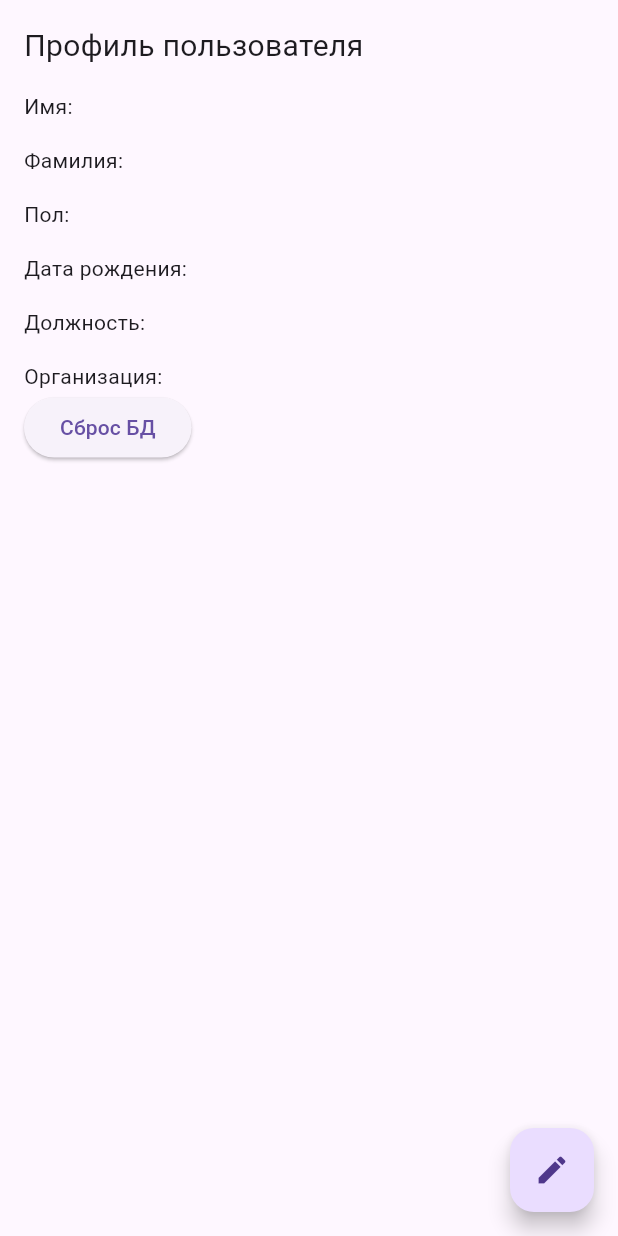
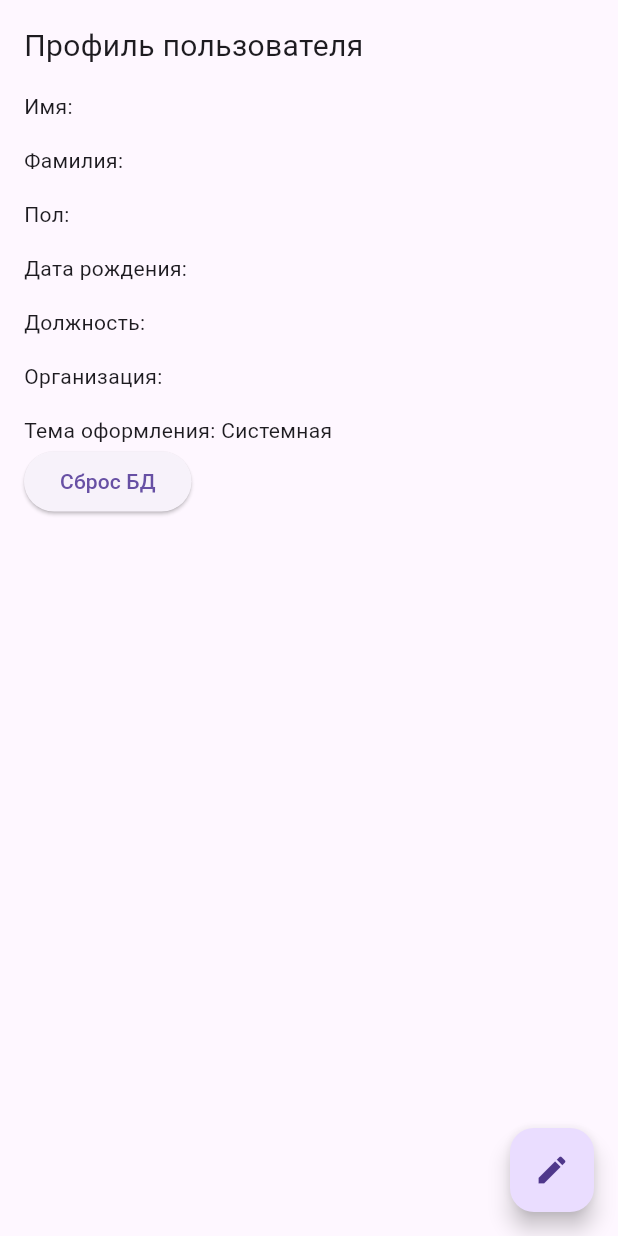
Before and after one commit to aslanchex/engineer_assistant, a Flutter app: the ProfileScreen screen opened directly, after a tap on "Заполнить профиль", after a tap on "Сохранить", on a phone screen of 412 x 824 dp. Run offline on Flutter 3.47's test engine with Material 3 defaults, Android fonts, the phone set to English and light mode, and no system bars; our stand-ins replace shared_preferences, sqflite; accounts and stored records are empty.

Commit message:
Добавлена тема оформления

```diff
--- a/lib/main.dart
+++ b/lib/main.dart
@@ -1,5 +1,6 @@
+import 'package:flutter/material.dart';
 import 'package:engineer_assistant/screen/home_screen.dart';
-import 'package:flutter/material.dart';
+import 'package:engineer_assistant/data/database_helper.dart';
 
 // Точка входа приложения
 void main() {
@@ -7,13 +8,50 @@ void main() {
 }
 
 // Главный класс приложения
-class CalculatorApp extends StatelessWidget {
+class CalculatorApp extends StatefulWidget {
   const CalculatorApp({super.key});
+  @override
+  State<CalculatorApp> createState() => _CalculatorAppState();
+}
+
+class _CalculatorAppState extends State<CalculatorApp> {
+  ThemeMode _themeMode = ThemeMode.system;
+  final _dbHelper = DatabaseHelper.instance;
+
+  @override
+  void initState() {
+    super.initState();
+    _loadTheme();
+  }
+
+  Future<void> _loadTheme() async {
+    try {
+      final user = await _dbHelper.getUser();
+      if (user != null && user['theme'] != null) {
+        setState(() {
+          _themeMode =
+              user['theme'] == 'dark'
+                  ? ThemeMode.dark
+                  : user['theme'] == 'light'
+                  ? ThemeMode.light
+                  : ThemeMode.system;
+        });
+      }
+    } catch (e) {
+      debugPrint('Ошибка загрузки темы: $e');
+    }
+  }
+
+  void _setThemeMode(ThemeMode mode) {
+    setState(() => _themeMode = mode);
+  }
 
   @override
   Widget build(BuildContext context) {
-    // Изменено: Упрощена структура, все экраны вынесены в отдельные файлы
-    return MaterialApp(
+    return CalculatorAppTheme(
+      themeMode: _themeMode,
+      setThemeMode: _setThemeMode,
+      child: MaterialApp(
         title: 'Агрегатор калькуляторов ПТО',
         theme: ThemeData(
           primarySwatch: Colors.blue,
@@ -23,8 +61,30 @@ class CalculatorApp extends StatelessWidget {
           primarySwatch: Colors.green,
           brightness: Brightness.dark,
         ),
-      themeMode: ThemeMode.system,
+        themeMode: _themeMode,
         home: const HomeScreen(),
+      ),
     );
   }
 }
+
+// InheritedWidget для управления темой
+class CalculatorAppTheme extends InheritedWidget {
+  final ThemeMode themeMode;
+  final void Function(ThemeMode) setThemeMode;
+
+  const CalculatorAppTheme({
+    super.key,
+    required this.themeMode,
+    required this.setThemeMode,
+    required super.child,
+  });
+
+  static CalculatorAppTheme? of(BuildContext context) {
+    return context.dependOnInheritedWidgetOfExactType<CalculatorAppTheme>();
+  }
+
+  @override
+  bool updateShouldNotify(CalculatorAppTheme oldWidget) =>
+      themeMode != oldWidget.themeMode;
+}
--- a/lib/screen/profile_screen.dart
+++ b/lib/screen/profile_screen.dart
@@ -1,7 +1,10 @@
 import 'package:flutter/material.dart';
 import 'package:sqflite/sqflite.dart';
 import '../data/database_helper.dart';
-import 'dart:developer' as developer; // Добавлено: Для логирования
+import 'dart:developer' as developer;
+
+import '../main.dart';
+import '../search_app_theme.dart'; // Добавлено: Для логирования
 
 class ProfileScreen extends StatefulWidget {
   const ProfileScreen({super.key});
@@ -21,6 +24,7 @@ class _ProfileScreenState extends State<ProfileScreen> {
   String? _gender;
   DateTime? _birthDate;
   bool _isLoading = true; // Добавлено: Флаг загрузки
+  String? _theme; // Добавлено: Переменная для темы
 
   @override
   void initState() {
@@ -61,6 +65,7 @@ class _ProfileScreenState extends State<ProfileScreen> {
                   : null;
           _positionController.text = user['position'] ?? '';
           _organizationController.text = user['organization'] ?? '';
+          _theme = user['theme'] ?? 'system'; // Загружаем тему
           developer.log(
             'Загруженные данные пользователя: $_user',
             name: 'ProfileScreen',
@@ -70,6 +75,7 @@ class _ProfileScreenState extends State<ProfileScreen> {
     } else {
       setState(() {
         _user = null;
+        _theme = 'system'; // По умолчанию системная тема
         developer.log('Пользователь не найден', name: 'ProfileScreen');
       });
     }
@@ -84,6 +90,7 @@ class _ProfileScreenState extends State<ProfileScreen> {
       'birth_date': _birthDate != null ? _birthDate!.toIso8601String() : '',
       'position': _positionController.text,
       'organization': _organizationController.text,
+      'theme': _theme ?? 'system', // Сохраняем тему
     };
     try {
       if (_user == null) {
@@ -105,6 +112,7 @@ class _ProfileScreenState extends State<ProfileScreen> {
           birthDate: _birthDate != null ? _birthDate!.toIso8601String() : '',
           position: _positionController.text,
           organization: _organizationController.text,
+          theme: _theme ?? 'system', // Передаём тему
         );
         developer.log(
           'Обновлён пользователь с id: ${_user!['id']}',
@@ -113,6 +121,7 @@ class _ProfileScreenState extends State<ProfileScreen> {
       }
       setState(() => _isEditing = false);
       await _loadUser();
+      _applyTheme(); // Применяем тему после сохранения
     } catch (e) {
       developer.log('Ошибка сохранения: $e', name: 'ProfileScreen');
       if (mounted) {
@@ -133,6 +142,33 @@ class _ProfileScreenState extends State<ProfileScreen> {
     );
     if (pickedDate != null && mounted) {
       setState(() => _birthDate = pickedDate);
+    }
+  }
+
+  void _applyTheme() {
+    // Применение темы через уведомление корневого виджета
+    final themeMode =
+        _theme == 'dark'
+            ? ThemeMode.dark
+            : _theme == 'light'
+            ? ThemeMode.light
+            : ThemeMode.system;
+    // Здесь мы уведомляем корневой виджет (например, через Provider или InheritedWidget)
+    if (mounted) {
+      CalculatorAppTheme.of(context)?.setThemeMode(themeMode);
+    }
+  }
+
+  String _formatTheme(String? theme) {
+    switch (theme) {
+      case 'system':
+        return 'Системная';
+      case 'dark':
+        return 'Тёмная';
+      case 'light':
+        return 'Светлая';
+      default:
+        return 'Системная';
     }
   }
 
@@ -175,6 +211,8 @@ class _ProfileScreenState extends State<ProfileScreen> {
                   Text('Должность: ${_user!['position'] ?? ''}'),
                   const SizedBox(height: 16),
                   Text('Организация: ${_user!['organization'] ?? ''}'),
+                  const SizedBox(height: 16),
+                  Text('Тема оформления: ${_formatTheme(_theme)}'),
                 ] else ...[
                   TextField(
                     controller: _firstNameController,
@@ -262,6 +300,31 @@ class _ProfileScreenState extends State<ProfileScreen> {
                         ),
                   ),
                   const SizedBox(height: 16),
+                  DropdownButtonFormField<String>(
+                    value: _theme,
+                    decoration: const InputDecoration(
+                      labelText: 'Тема оформления',
+                    ),
+                    items: const [
+                      DropdownMenuItem(
+                        value: 'system',
+                        child: Text('Системная'),
+                      ),
+                      DropdownMenuItem(value: 'dark', child: Text('Тёмная')),
+                      DropdownMenuItem(value: 'light', child: Text('Светлая')),
+                    ],
+                    onChanged:
+                        _isEditing
+                            ? (value) => setState(() {
+                              _theme = value;
+                              developer.log(
+                                'Выбрана тема: $_theme',
+                                name: 'ProfileScreen',
+                              );
+                            })
+                            : null,
+                  ),
+                  const SizedBox(height: 16),
                   ElevatedButton(
                     onPressed: _saveChanges,
                     child: const Text('Сохранить'),
--- a/lib/screen/search_screen.dart
+++ b/lib/screen/search_screen.dart
@@ -179,7 +179,7 @@ class _SearchScreenState extends State<SearchScreen> {
               const SizedBox(height: 8),
               // Добавлено: Вывод наименования выбранной области
               Text(
-                _selectedAreaName != null ? 'Выбрана область: $_selectedAreaName' : '',
+                _selectedAreaName != null ? '$_selectedAreaName' : '',
                 style: const TextStyle(fontSize: 16, fontStyle: FontStyle.italic),
               ),
               const SizedBox(height: 16),
```
Also changed, not shown: lib/data/database_helper.dart (+5 -2 lines), lib/search_app_theme.dart (added, +21 -0 lines). Lines whose indentation alone changed are shown as unchanged.
